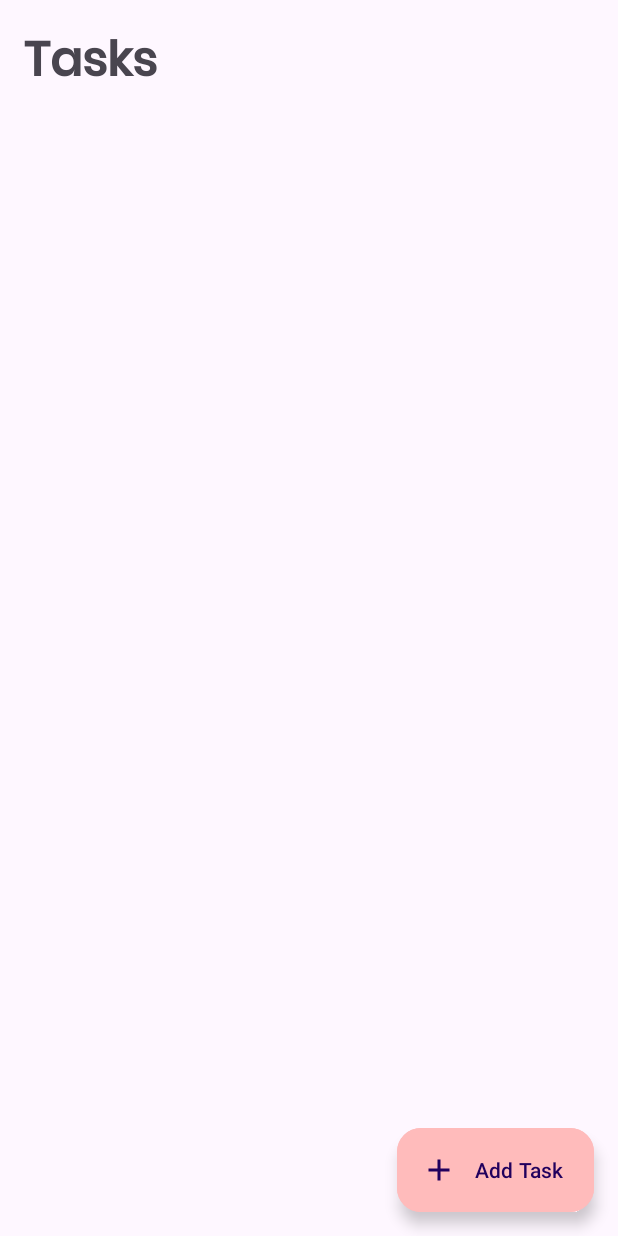
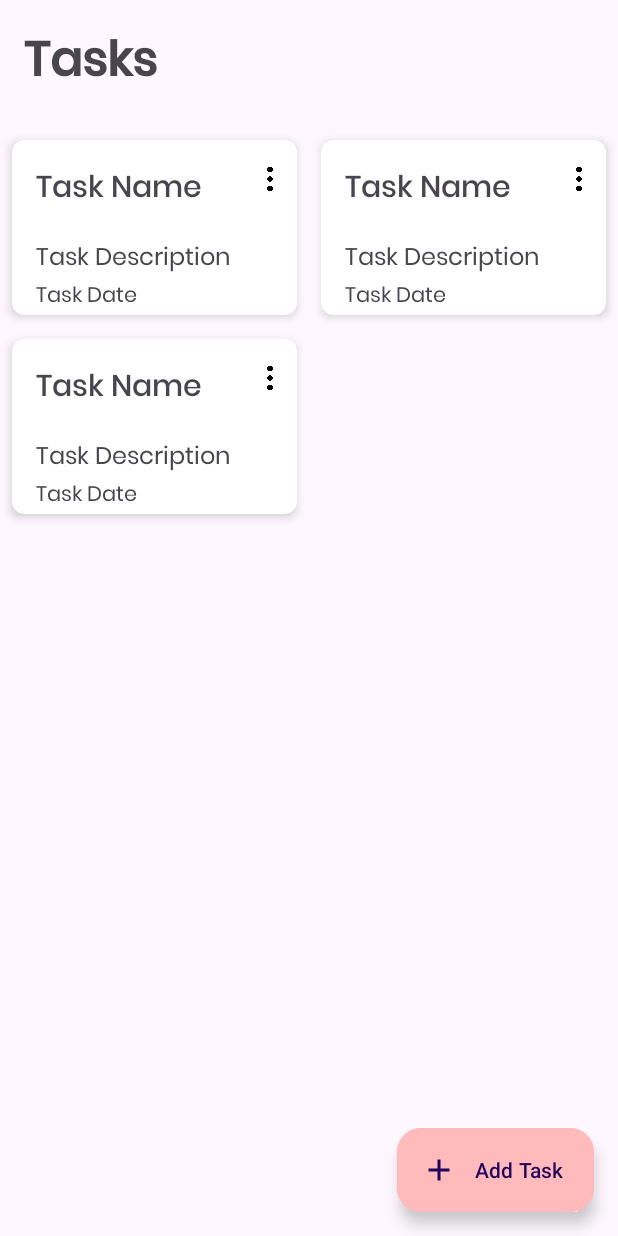
Before and after one commit to coderprem/fb-realtime-notes-app, an Android app: the layout activity_main.xml on its own in the app's theme, with its tools: preview values and no code run, on a phone screen of 412 x 824 dp. Run offline under Robolectric (Android 15) with nearby library versions, the phone set to English and light mode, and no system bars.

Commit message:
created design for task

```diff
--- a/app/src/main/res/layout/activity_main.xml
+++ b/app/src/main/res/layout/activity_main.xml
@@ -25,6 +25,8 @@
         android:layout_height="0dp"
         android:layout_marginTop="16dp"
         app:layoutManager="androidx.recyclerview.widget.StaggeredGridLayoutManager"
+        app:spanCount="2"
+        tools:listitem="@layout/task_row"
         app:layout_constraintEnd_toEndOf="parent"
         app:layout_constraintStart_toStartOf="parent"
         app:layout_constraintTop_toBottomOf="@id/title"
@@ -41,5 +43,4 @@
         app:layout_constraintBottom_toBottomOf="parent"
         app:layout_constraintEnd_toEndOf="parent" />
 
-
 </androidx.constraintlayout.widget.ConstraintLayout>
--- /dev/null
+++ b/app/src/main/res/layout/task_row.xml
@@ -0,0 +1,62 @@
+<?xml version="1.0" encoding="utf-8"?>
+<androidx.cardview.widget.CardView xmlns:android="http://schemas.android.com/apk/res/android"
+    android:layout_width="match_parent"
+    android:layout_height="wrap_content"
+    android:layout_margin="8dp"
+    xmlns:app="http://schemas.android.com/apk/res-auto"
+    app:cardCornerRadius="8dp"
+    app:cardElevation="4dp">
+
+    <androidx.constraintlayout.widget.ConstraintLayout
+        android:layout_width="match_parent"
+        android:layout_height="wrap_content">
+
+        <TextView
+            android:id="@+id/tv_task_name"
+            android:layout_width="0dp"
+            android:layout_height="wrap_content"
+            android:layout_margin="16dp"
+            android:fontFamily="@font/poppins_medium"
+            android:text="Task Name"
+            android:textSize="20sp"
+            android:maxLines="2"
+            android:ellipsize="end"
+            app:layout_constraintStart_toStartOf="parent"
+            app:layout_constraintTop_toTopOf="parent" />
+
+        <TextView
+            android:id="@+id/tv_task_description"
+            android:layout_width="0dp"
+            android:layout_height="wrap_content"
+            android:layout_margin="16dp"
+            android:fontFamily="@font/poppins"
+            android:text="Task Description"
+            android:textSize="16sp"
+            android:maxLines="6"
+            android:ellipsize="end"
+            app:layout_constraintStart_toStartOf="parent"
+            app:layout_constraintTop_toBottomOf="@id/tv_task_name" />
+
+        <TextView
+            android:id="@+id/tv_task_date"
+            android:layout_width="wrap_content"
+            android:layout_height="wrap_content"
+            android:fontFamily="@font/poppins"
+            android:text="Task Date"
+            android:layout_marginStart="16dp"
+            android:textSize="14sp"
+            app:layout_constraintTop_toBottomOf="@id/tv_task_description"
+            app:layout_constraintStart_toStartOf="parent"/>
+
+        <ImageView
+            android:layout_width="20dp"
+            android:layout_height="20dp"
+            android:layout_marginTop="16dp"
+            android:layout_marginEnd="8dp"
+            android:src="@drawable/more"
+            app:layout_constraintEnd_toEndOf="parent"
+            app:layout_constraintTop_toTopOf="parent"/>
+
+    </androidx.constraintlayout.widget.ConstraintLayout>
+
+</androidx.cardview.widget.CardView>
```
Also changed, not shown: app/src/main/res/drawable/more.png (added).
